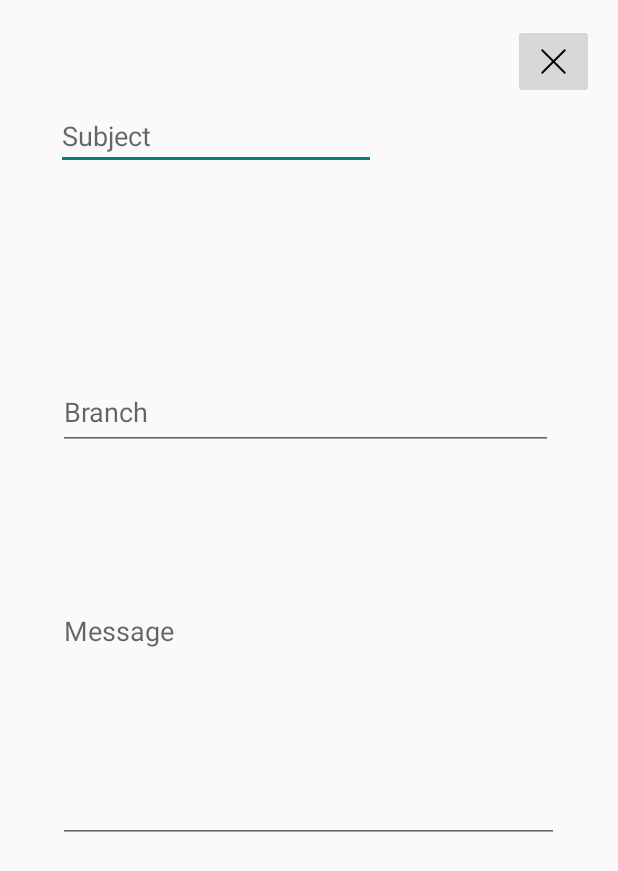
After one commit to dev-OwaisKhan/Beep, an Android app: the Create_notification screen opened directly, with no data from a screen before it, on a phone screen of 412 x 824 dp. The commit adds this screen. Shown: the top 871 px of the screen. Run offline under Robolectric (Android 15) with nearby library versions, the phone set to English and light mode, and no system bars.

```diff
--- a/app/build.gradle
+++ b/app/build.gradle
@@ -25,6 +25,9 @@ android {
         sourceCompatibility JavaVersion.VERSION_1_8
         targetCompatibility JavaVersion.VERSION_1_8
     }
+    buildFeatures {
+        viewBinding true
+    }
 }
 
 dependencies {
--- /dev/null
+++ b/app/src/main/java/com/example/beep/Create_notification.java
@@ -0,0 +1,43 @@
+package com.example.beep;
+
+import androidx.appcompat.app.AppCompatActivity;
+
+import android.os.Bundle;
+import android.view.View;
+import android.widget.ArrayAdapter;
+import android.widget.EditText;
+import android.widget.ImageButton;
+import android.widget.MultiAutoCompleteTextView;
+
+import java.sql.Array;
+
+public class Create_notification extends AppCompatActivity {
+
+    EditText subject,message;
+    ImageButton cancel;
+    private MultiAutoCompleteTextView branch;
+    String [] brnch ={"MACT","CTIS","AI","DS","SE","CSE"};
+    @Override
+    protected void onCreate(Bundle savedInstanceState) {
+        super.onCreate(savedInstanceState);
+        setContentView(R.layout.activity_create_notification);
+
+        subject = findViewById(R.id.notification_name);
+        message = findViewById(R.id.notification_message);
+        branch = findViewById(R.id.select_branch);
+        cancel = findViewById(R.id.cancel);
+
+        ArrayAdapter<String> adapter = new ArrayAdapter(this, android.R.layout.simple_list_item_1,brnch);
+        branch.setAdapter(adapter);
+
+        branch.setThreshold(1);
+        branch.setTokenizer(new MultiAutoCompleteTextView.CommaTokenizer());
+
+        cancel.setOnClickListener(new View.OnClickListener() {
+            @Override
+            public void onClick(View view) {
+                finish();
+            }
+        });
+    }
+}
--- /dev/null
+++ b/app/src/main/res/drawable/ic_cancel.xml
@@ -0,0 +1,20 @@
+<vector xmlns:android="http://schemas.android.com/apk/res/android"
+    android:width="30dp"
+    android:height="30dp"
+    android:viewportWidth="24"
+    android:viewportHeight="24">
+  <path
+      android:strokeWidth="1"
+      android:pathData="M18,6L6,18"
+      android:strokeLineJoin="round"
+      android:fillColor="#00000000"
+      android:strokeColor="#000000"
+      android:strokeLineCap="round"/>
+  <path
+      android:strokeWidth="1"
+      android:pathData="M6,6L18,18"
+      android:strokeLineJoin="round"
+      android:fillColor="#00000000"
+      android:strokeColor="#000000"
+      android:strokeLineCap="round"/>
+</vector>
--- /dev/null
+++ b/app/src/main/res/layout/activity_create_notification.xml
@@ -0,0 +1,57 @@
+<?xml version="1.0" encoding="utf-8"?>
+<androidx.constraintlayout.widget.ConstraintLayout xmlns:android="http://schemas.android.com/apk/res/android"
+    xmlns:app="http://schemas.android.com/apk/res-auto"
+    xmlns:tools="http://schemas.android.com/tools"
+    android:layout_width="match_parent"
+    android:layout_height="match_parent"
+    tools:context=".Create_notification">
+
+    <EditText
+        android:id="@+id/notification_name"
+        android:layout_width="wrap_content"
+        android:layout_height="wrap_content"
+        android:layout_marginTop="68dp"
+        android:ems="10"
+        android:hint="@string/subject"
+        android:inputType="textPersonName"
+        app:layout_constraintEnd_toEndOf="parent"
+        app:layout_constraintHorizontal_bias="0.189"
+        app:layout_constraintStart_toStartOf="parent"
+        app:layout_constraintTop_toTopOf="parent" />
+
+    <EditText
+        android:id="@+id/notification_message"
+        android:layout_width="334dp"
+        android:layout_height="282dp"
+        android:layout_marginTop="280dp"
+        android:ems="10"
+        android:hint="@string/message"
+        android:inputType="textPersonName"
+        app:layout_constraintEnd_toEndOf="parent"
+        app:layout_constraintHorizontal_bias="0.493"
+        app:layout_constraintStart_toStartOf="parent"
+        app:layout_constraintTop_toTopOf="parent" />
+
+    <MultiAutoCompleteTextView
+        android:id="@+id/select_branch"
+        android:layout_width="330dp"
+        android:layout_height="50dp"
+        android:layout_marginBottom="524dp"
+        android:hint="@string/branch"
+        app:layout_constraintBottom_toBottomOf="parent"
+        app:layout_constraintEnd_toEndOf="parent"
+        app:layout_constraintHorizontal_bias="0.469"
+        app:layout_constraintStart_toStartOf="parent" />
+
+    <ImageButton
+        android:id="@+id/cancel"
+        android:layout_width="wrap_content"
+        android:layout_height="wrap_content"
+        android:layout_marginTop="16dp"
+        app:layout_constraintEnd_toEndOf="parent"
+        app:layout_constraintHorizontal_bias="0.955"
+        app:layout_constraintStart_toStartOf="parent"
+        app:layout_constraintTop_toTopOf="parent"
+        app:srcCompat="@drawable/ic_cancel" />
+
+</androidx.constraintlayout.widget.ConstraintLayout>
--- a/app/src/main/res/values/strings.xml
+++ b/app/src/main/res/values/strings.xml
@@ -8,5 +8,8 @@
     <string name="login">Log In!</string>
     <string name="name">Full Name</string>
     <string name="con_pass">Confirm Password</string>
-
+    <string name="action_settings">Settings</string>
+    <string name="subject">Subject</string>
+    <string name="message">Message</string>
+    <string name="branch">Branch</string>
 </resources>
--- a/build.gradle
+++ b/build.gradle
@@ -4,6 +4,8 @@ plugins {
     id 'com.android.library' version '7.3.1' apply false
 }
 
+
+
 task clean(type: Delete) {
     delete rootProject.buildDir
 }
```
Also changed, not shown: app/src/main/AndroidManifest.xml (+15 -8 lines), app/src/main/java/com/example/beep/HomeAdmin.java (+15 -0 lines), app/src/main/java/com/example/beep/SignUp_User.java (+21 -9 lines), app/src/main/res/drawable/ic_edit.xml (added, +10 -0 lines), app/src/main/res/layout/activity_home_admin.xml (+12 -0 lines), app/src/main/res/values/themes.xml (+9 -0 lines).
